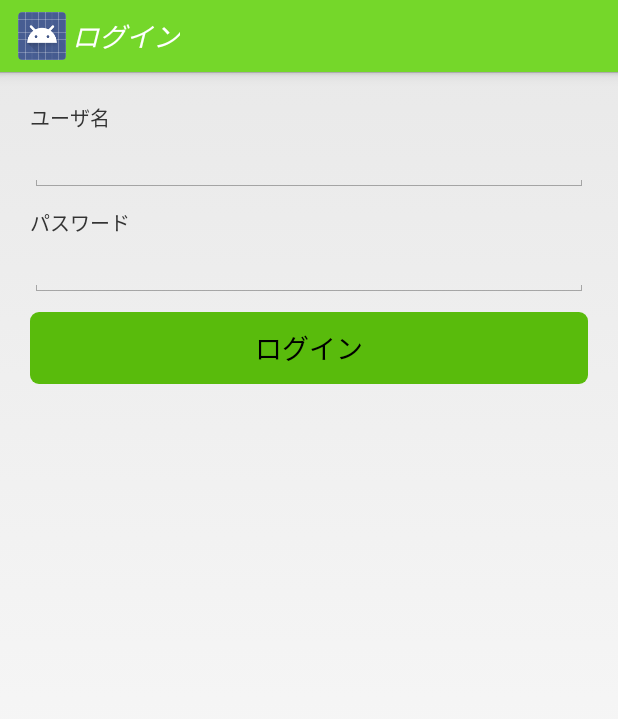
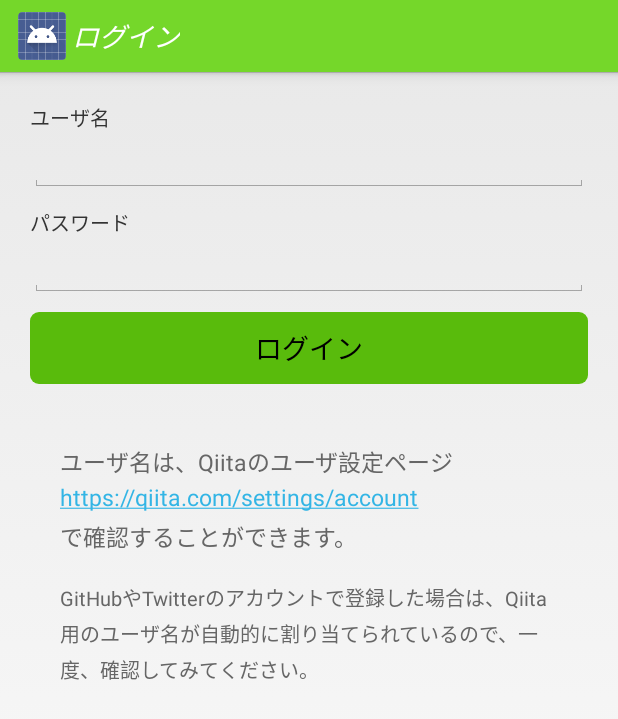
Before and after one commit to kazhida/Qiitaly, an Android app: the LoginActivity screen opened directly, with no data from a screen before it, on a phone screen of 412 x 824 dp. Shown: the top 719 px of the screen. Run offline under Robolectric (Android 15) with nearby library versions, the phone set to English and light mode, and no system bars; our stand-ins replace ButterKnife.

Commit message:
見た目上の修正と、リリース用画像データの追加

```diff
--- a/app/src/main/res/layout/activity_login.xml
+++ b/app/src/main/res/layout/activity_login.xml
@@ -44,4 +44,26 @@
             android:text="@string/login"
             android:background="@drawable/bg_qiita_button"
             />
+    <TextView
+            android:layout_width="match_parent"
+            android:layout_height="wrap_content"
+            android:layout_marginTop="40dp"
+            android:layout_marginLeft="20dp"
+            android:layout_marginRight="20dp"
+            android:text="@string/login_description_1"
+            android:textSize="7pt"
+            android:textColor="#666"
+            android:autoLink="web"
+            android:lineSpacingExtra="2pt"
+            />
+    <TextView
+            android:layout_width="match_parent"
+            android:layout_height="wrap_content"
+            android:layout_margin="20dp"
+            android:text="@string/login_description_2"
+            android:textSize="6pt"
+            android:textColor="#666"
+            android:autoLink="web"
+            android:lineSpacingExtra="2pt"
+            />
 </LinearLayout>
--- a/app/src/main/res/menu/search.xml
+++ b/app/src/main/res/menu/search.xml
@@ -8,7 +8,7 @@
     <item   android:id="@+id/action_search"
             android:title="@string/search"
             android:orderInCategory="100"
-            android:icon="@android:drawable/ic_menu_search"
+            android:icon="@drawable/ic_action_action_search"
             android:showAsAction="always|collapseActionView"
             android:actionViewClass="android.widget.SearchView"
             />
--- a/app/src/main/res/values/strings.xml
+++ b/app/src/main/res/values/strings.xml
@@ -7,6 +7,8 @@
     <string name="title_tags">フォローしているタグ</string>
     <string name="navigation_drawer_open">Open navigation drawer</string>
     <string name="navigation_drawer_close">Close navigation drawer</string>
+    <string name="login_description_1">ユーザ名は、Qiitaのユーザ設定ページ\nhttps://qiita.com/settings/account\nで確認することができます。</string>
+    <string name="login_description_2">GitHubやTwitterのアカウントで登録した場合は、Qiita用のユーザ名が自動的に割り当てられているので、一度、確認してみてください。</string>
 
     <string name="user_name">ユーザ名</string>
     <string name="password">パスワード</string>
```
Also changed, not shown: app/src/main/java/com/abplus/qiitaly/app/utils/HtmlBuilder.java (+8 -8 lines), 9 other files.
